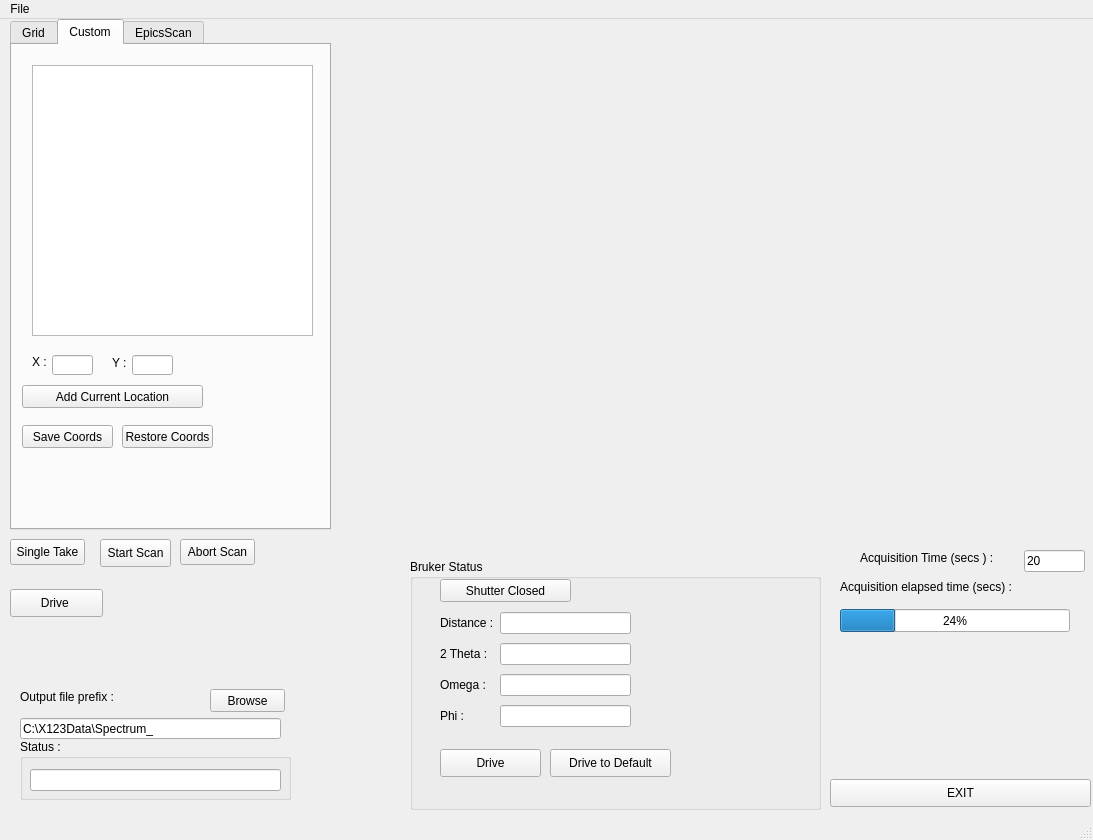
This is gridscan_mainwin.ui in hgarbeil/pyAmptek as Qt 5 draws it before an edit. The edited form follows.
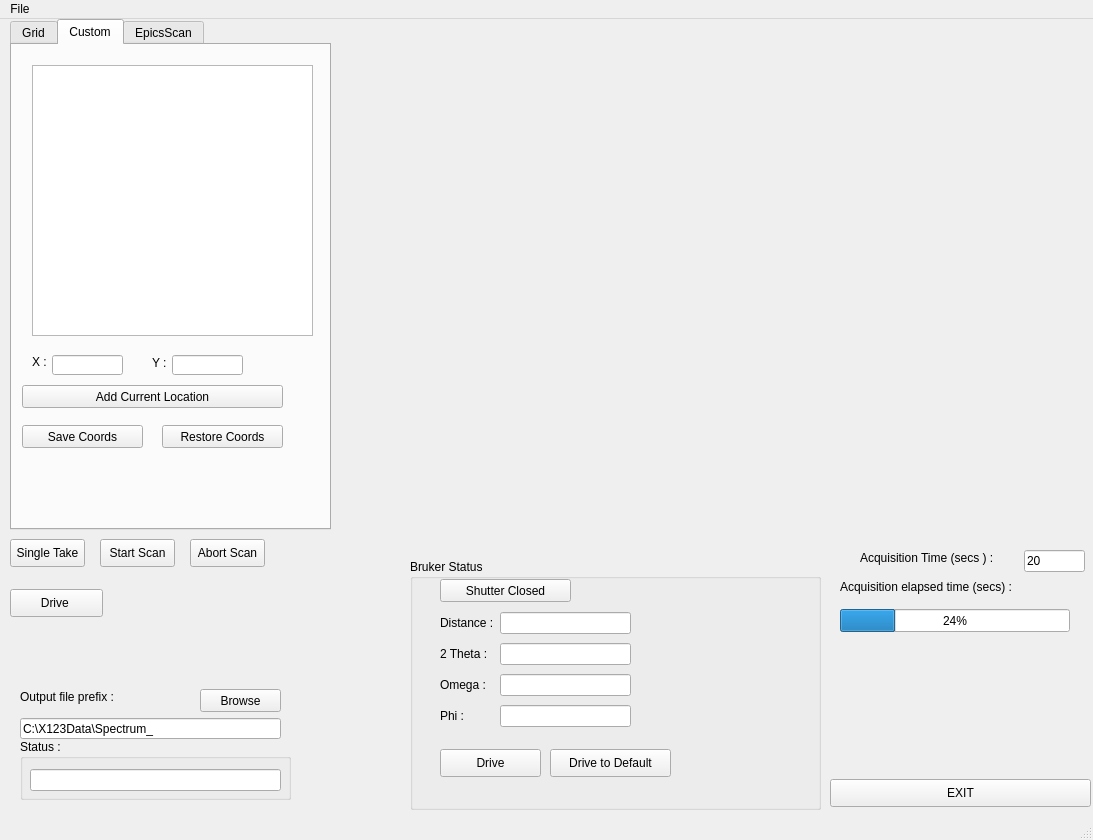
This is the edited form. Custom widgets are drawn as their Qt base class.

Diff of the .ui file:
```diff
--- a/gridscan_mainwin.ui
+++ b/gridscan_mainwin.ui
@@ -19,7 +19,7 @@
      <rect>
       <x>100</x>
       <y>520</y>
-      <width>71</width>
+      <width>75</width>
       <height>28</height>
      </rect>
     </property>
@@ -49,9 +49,9 @@
    <widget class="QPushButton" name="browseButton">
     <property name="geometry">
      <rect>
-      <x>210</x>
+      <x>200</x>
       <y>670</y>
-      <width>75</width>
+      <width>81</width>
       <height>23</height>
      </rect>
     </property>
@@ -150,7 +150,7 @@
       <x>10</x>
       <y>520</y>
       <width>75</width>
-      <height>26</height>
+      <height>28</height>
      </rect>
     </property>
     <property name="minimumSize">
@@ -166,10 +166,10 @@
    <widget class="QPushButton" name="abortScanButton">
     <property name="geometry">
      <rect>
-      <x>180</x>
+      <x>190</x>
       <y>520</y>
       <width>75</width>
-      <height>26</height>
+      <height>28</height>
      </rect>
     </property>
     <property name="minimumSize">
@@ -591,7 +591,7 @@
        <rect>
         <x>10</x>
         <y>340</y>
-        <width>181</width>
+        <width>261</width>
         <height>23</height>
        </rect>
       </property>
@@ -615,7 +615,7 @@
      <widget class="QLabel" name="label_15">
       <property name="geometry">
        <rect>
-        <x>100</x>
+        <x>140</x>
         <y>310</y>
         <width>21</width>
         <height>16</height>
@@ -630,7 +630,7 @@
        <rect>
         <x>40</x>
         <y>310</y>
-        <width>41</width>
+        <width>71</width>
         <height>20</height>
        </rect>
       </property>
@@ -638,9 +638,9 @@
      <widget class="QLineEdit" name="y_customLE">
       <property name="geometry">
        <rect>
-        <x>120</x>
+        <x>160</x>
         <y>310</y>
-        <width>41</width>
+        <width>71</width>
         <height>20</height>
        </rect>
       </property>
@@ -650,7 +650,7 @@
        <rect>
         <x>10</x>
         <y>380</y>
-        <width>91</width>
+        <width>121</width>
         <height>23</height>
        </rect>
       </property>
@@ -661,9 +661,9 @@
      <widget class="QPushButton" name="restoreCoordsButton">
       <property name="geometry">
        <rect>
-        <x>110</x>
+        <x>150</x>
         <y>380</y>
-        <width>91</width>
+        <width>121</width>
         <height>23</height>
        </rect>
       </property>
```
Left out of the diff: 2 changed lines with no effect on the pictures.
